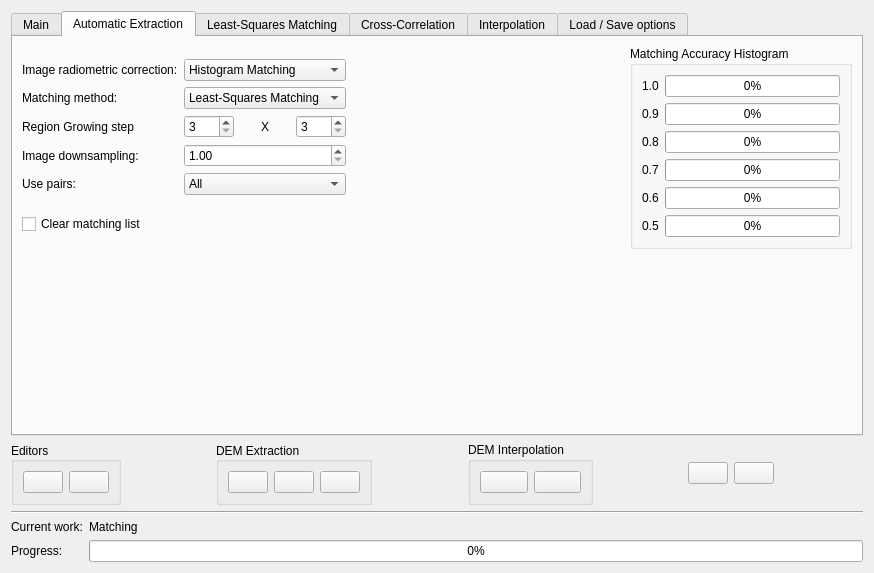
Old version of the form branches/SandBox/trunk_Matching/qt/interface/DemExtraction.ui in the repository e-foto/e-foto.
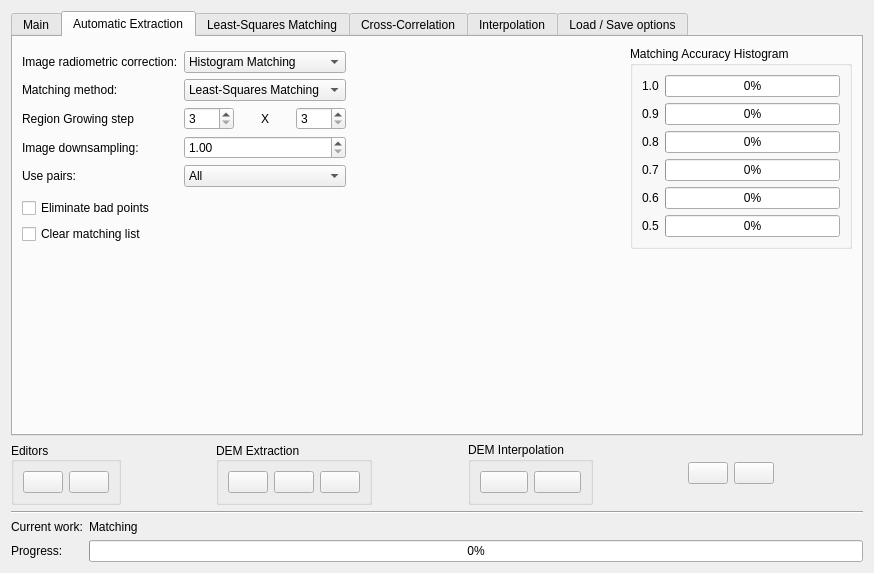
New version of the form. The open tabs and pages were chosen to show the change. Icons and pictures are not drawn.

```diff
--- a/branches/SandBox/trunk_Matching/qt/interface/DemExtraction.ui
+++ b/branches/SandBox/trunk_Matching/qt/interface/DemExtraction.ui
@@ -458,7 +458,7 @@
       </attribute>
       <layout class="QGridLayout" name="gridLayout_23">
        <item row="0" column="0">
-        <layout class="QVBoxLayout" name="verticalLayout_9">
+        <layout class="QVBoxLayout" name="verticalLayout_10">
          <item>
           <layout class="QGridLayout" name="gridLayout_5">
            <item row="0" column="0">
@@ -659,6 +659,15 @@
           </layout>
          </item>
          <item>
+          <layout class="QVBoxLayout" name="verticalLayout_9">
+           <item>
+            <widget class="QCheckBox" name="checkBox_4">
+             <property name="text">
+              <string>Eliminate bad points</string>
+             </property>
+            </widget>
+           </item>
+           <item>
           <widget class="QCheckBox" name="checkBox_2">
            <property name="text">
             <string>Clear matching list</string>
@@ -667,6 +676,8 @@
          </item>
         </layout>
        </item>
+        </layout>
+       </item>
        <item row="0" column="1">
         <widget class="QGroupBox" name="groupBox_13">
          <property name="title">
```
Left out of the diff: 6 changed lines with no effect on the pictures. Lines whose indentation alone changed are shown as unchanged.
